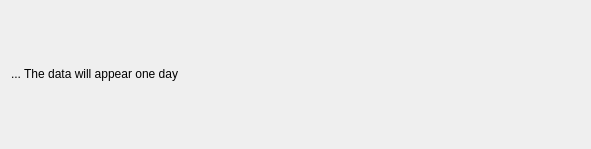
Before: the Qt Designer form mrimaddui.ui in mikhainin/kopete_mrim, drawn with Qt 5.
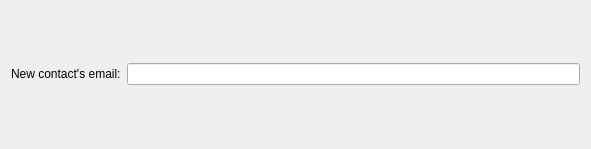
After: the same form once the commit is applied.

```diff
--- a/mrimaddui.ui
+++ b/mrimaddui.ui
@@ -22,14 +22,13 @@
      <item>
       <widget class="QLabel" name="label">
        <property name="text">
-        <string>&lt;!DOCTYPE HTML PUBLIC &quot;-//W3C//DTD HTML 4.0//EN&quot; &quot;http://www.w3.org/TR/REC-html40/strict.dtd&quot;&gt;
-&lt;html&gt;&lt;head&gt;&lt;meta name=&quot;qrichtext&quot; content=&quot;1&quot; /&gt;&lt;style type=&quot;text/css&quot;&gt;
-p, li { white-space: pre-wrap; }
-&lt;/style&gt;&lt;/head&gt;&lt;body style=&quot; font-family:'DejaVu Sans'; font-size:11pt; font-weight:400; font-style:normal;&quot;&gt;
-&lt;p style=&quot; margin-top:0px; margin-bottom:0px; margin-left:0px; margin-right:0px; -qt-block-indent:0; text-indent:0px;&quot;&gt;&lt;span style=&quot; font-family:'Sans Serif'; font-size:9pt;&quot;&gt;... The data will appear one day&lt;/span&gt;&lt;/p&gt;&lt;/body&gt;&lt;/html&gt;</string>
+        <string>New contact's email:</string>
        </property>
       </widget>
      </item>
+     <item>
+      <widget class="QLineEdit" name="lineEdit"/>
+     </item>
     </layout>
    </item>
   </layout>
```
